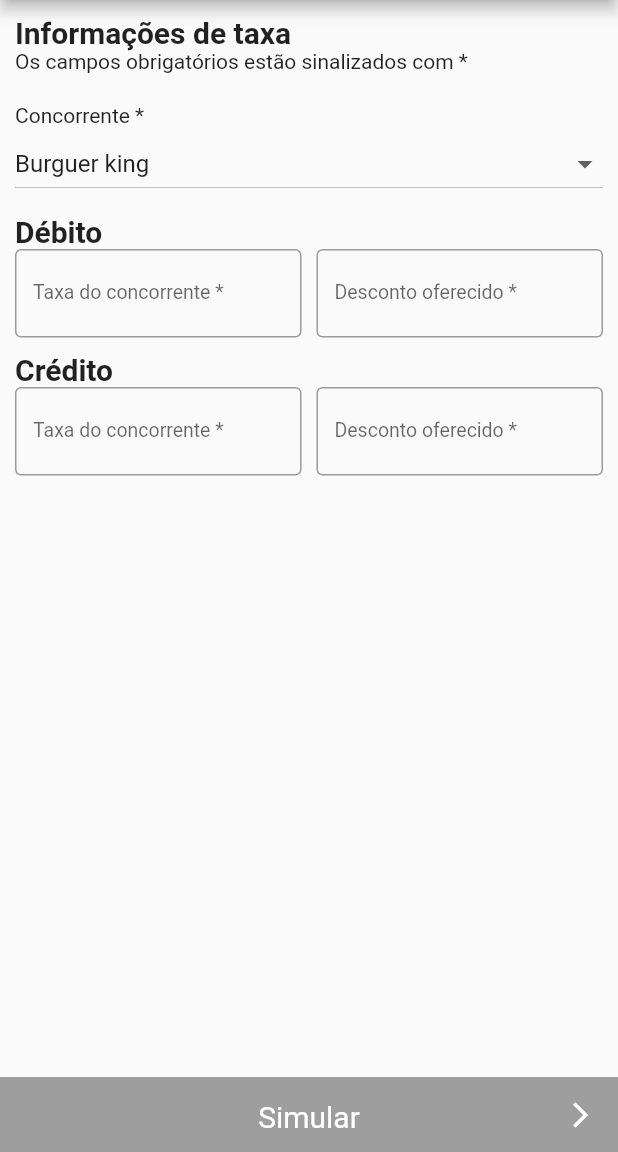
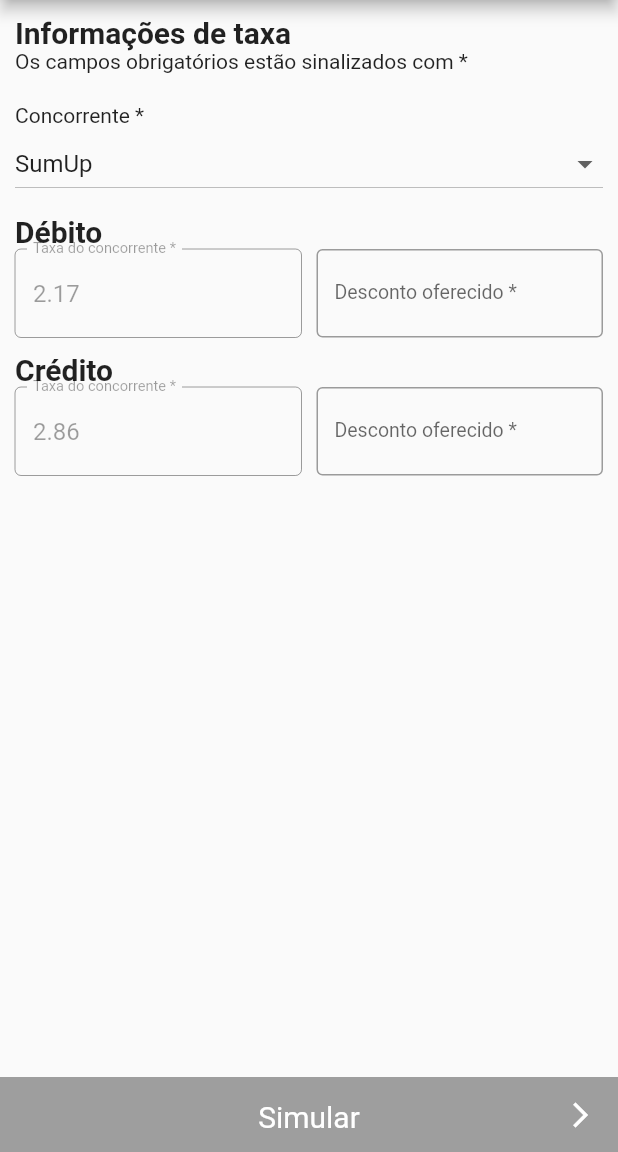
Before and after one commit to brennoaq/App-negociar-e-vender, a Flutter app: the Nova_simulacao screen opened directly, after a tap on "Próximo", on a phone screen of 412 x 824 dp, the part 84-1236 px from its top. Run offline on Flutter 3.47's test engine with Material 2 defaults, Android fonts, the phone set to English and light mode, and no system bars; our stand-ins replace sqflite; accounts and stored records are empty.

Commit message:
db finalizado e testado

```diff
--- a/lib/db_helper.dart
+++ b/lib/db_helper.dart
@@ -1,4 +1,5 @@
 import 'dart:io';
+import 'dart:math';
 import 'package:negociar_e_vender/values.dart';
 import 'package:path/path.dart';
 import 'package:sqflite/sqflite.dart';
@@ -9,9 +10,12 @@ class DatabaseHelper {
   static final _databaseVersion = 1;
 
   static final table = 'ramos';
+  static final tableTaxas = 'taxas';
 
   static final columnId = 'id';
   static final columnName = 'name';
+  static final columnDebito = 'debito';
+  static final columnCredito = 'credito';
 
   DatabaseHelper._privateConstructor();
 
@@ -39,11 +43,24 @@ class DatabaseHelper {
             $columnName VARCHAR(255) NOT NULL
           )
           ''');
-    await populateRamos();
+    await db.execute('''
+          CREATE TABLE $tableTaxas (
+            $columnId INTEGER PRIMARY KEY AUTOINCREMENT,
+            $columnName VARCHAR(255) NOT NULL,
+            $columnDebito REAL NOT NULL,
+            $columnCredito REAL NOT NULL
+          )
+          ''');
+
+    await _populateRamos(db);
+    await _populateTaxas(db);
+
   }
 
-  Future<int> insert(String table, Map<String, dynamic> row) async {
-    Database db = await instance.database;
+  Future<int> insert(String table, Map<String, dynamic> row, {Database db}) async {
+    if (db == null) {
+      db = await instance.database;
+    }
     return await db.insert(table, row);
   }
 
@@ -52,9 +69,26 @@ class DatabaseHelper {
     return await db.query(table);
   }
 
-  populateRamos() async {
+  _populateRamos(Database db) async {
     for (final i in ramos_atividade) {
-      await insert(table, {'name': i});
+      await insert(table, {'name': i}, db: db);
     }
   }
+
+  _populateTaxas(Database db) async {
+    for (final i in concorrentes) {
+      final random = Random();
+      final credito = 2.8 + random.nextDouble() * 0.5;
+      final debito = 1.8 + random.nextDouble() * 0.5;
+      await insert(tableTaxas, {'name': i, 'credito': credito, 'debito': debito}, db: db);
+    }
+  }
+
+  Future deleteDatabaseByPath() async{
+    _database?.close();
+    _database = null;
+    Directory documentsDirectory = await getApplicationDocumentsDirectory();
+    String path = join(documentsDirectory.path, _databaseName);
+    await deleteDatabase(path);
+  }
 }
--- a/lib/main.dart
+++ b/lib/main.dart
@@ -1,4 +1,5 @@
 import 'package:flutter/material.dart';
+import 'package:negociar_e_vender/db_helper.dart';
 import 'package:negociar_e_vender/nova_simulacao.dart';
 
 void main() {
@@ -11,9 +12,12 @@ class MyApp extends StatefulWidget {
 }
 
 class _MyAppState extends State<MyApp> {
+  final _scaffoldKey = GlobalKey<ScaffoldState>();
+
   @override
   Widget build(BuildContext context) {
     return Scaffold(
+      key: _scaffoldKey,
       appBar: AppBar(
         title: Text('Simulação'),
       ),
@@ -37,11 +41,28 @@ class _MyAppState extends State<MyApp> {
               RaisedButton(
                 child: Text('Visualizar propostas aceitas'),
                 onPressed: () {},
-              )
+              ),
+              SizedBox(
+                height: 20,
+              ),
+              RaisedButton(
+                child: Text('Limpar banco de dados'),
+                onPressed: () async {
+                  final db_helper = DatabaseHelper.instance;
+                  await db_helper.deleteDatabaseByPath();
+                  _displaySnackBar(
+                      context, 'Banco de dados excluído com sucesso!');
+                },
+              ),
             ],
           ),
         ),
       ),
     );
   }
+
+  _displaySnackBar(BuildContext context, String message) {
+    final snackBar = SnackBar(content: Text(message));
+    _scaffoldKey.currentState.showSnackBar(snackBar);
+  }
 }
--- a/lib/nova_simulacao.dart
+++ b/lib/nova_simulacao.dart
@@ -1,6 +1,7 @@
 import 'package:flutter/material.dart';
 import 'package:negociar_e_vender/nova_simulacao2.dart';
 import 'package:negociar_e_vender/values.dart';
+
 
 import 'db_helper.dart';
 
@@ -154,7 +155,7 @@ class _State extends State<Nova_simulacao> {
                 Navigator.push(
                   context,
                   MaterialPageRoute(
-                      builder: (context) => Nova_simulacao2(ramo: value)),
+                      builder: (context) => Nova_simulacao2()),
                 );
               },
             )
--- a/lib/nova_simulacao2.dart
+++ b/lib/nova_simulacao2.dart
@@ -1,38 +1,44 @@
 import 'package:flutter/material.dart';
 import 'package:negociar_e_vender/values.dart';
 
+import 'db_helper.dart';
+
 class Nova_simulacao2 extends StatefulWidget {
-
-  String ramo;
-
-  Nova_simulacao2({@required this.ramo});
-
   @override
-  _State createState() => _State(ramo);
+  _State createState() => _State();
 }
 
 class _State extends State<Nova_simulacao2> {
-  static const _itens_text = ['Burguer king', 'MC Donalds', 'Bobs', 'Subway'];
-
   TextEditingController controller_debito_concorrente;
   TextEditingController controller_credito_concorrente;
 
   String value;
-  String ramo;
 
-  _State(this.ramo);
+  Future<Map<String, Concorrente>> concorrentes;
+
+  _State();
 
   @override
   void initState() {
     controller_debito_concorrente = TextEditingController();
     controller_credito_concorrente = TextEditingController();
 
-//    controller_debito_concorrente.text = taxas[ramo].debito.toStringAsPrecision(3);
-//    controller_credito_concorrente.text = taxas[ramo].credito.toStringAsPrecision(3);
-
-    value = _itens_text[0];
+    concorrentes = getConcorrentes();
 
     super.initState();
+  }
+
+  Future<Map<String, Concorrente>> getConcorrentes() async {
+    final dbHelper = DatabaseHelper.instance;
+    final list = await dbHelper.queryAllRows(DatabaseHelper.tableTaxas);
+    final map = Map<String, Concorrente>();
+    list.forEach((item) {
+      map[item['name']] = Concorrente(item);
+    });
+
+    value = map.keys.first;
+
+    return map;
   }
 
   @override
@@ -67,19 +73,31 @@ class _State extends State<Nova_simulacao2> {
                       height: 20,
                     ),
                     Text('Concorrente *'),
-                    DropdownButton(
+                    FutureBuilder(
+                      future: concorrentes,
+                      builder: (context, snapshot) {
+                        if (snapshot.hasError) {
+                          print(snapshot.error);
+                          return Text("lista com erro");
+                        } else if (!snapshot.hasData) {
+                          return Center(child: CircularProgressIndicator());
+                        } else {
+                          return DropdownButton(
                             isExpanded: true,
                             value: value,
                             items: List<DropdownMenuItem>.generate(
-                          _itens_text.length,
+                                snapshot.data.length,
                                 (index) => DropdownMenuItem(
-                                child: Text(_itens_text[index]),
-                                value: _itens_text[index],
+                                      child: Text(snapshot.data.keys.toList()[index]),
+                                      value: snapshot.data.keys.toList()[index],
                                     )),
                             onChanged: (value) {
                               setState(() {
                                 this.value = value;
                               });
+                            },
+                          );
+                        }
                       },
                     ),
                     SizedBox(
@@ -93,15 +111,32 @@ class _State extends State<Nova_simulacao2> {
                     Row(
                       children: <Widget>[
                         Expanded(
-                          child: TextField(
+                          child: FutureBuilder(
+                            future: concorrentes,
+                            builder: (context, snapshot) {
+                              if (snapshot.hasError) {
+                                print(snapshot.error);
+                                return Text("lista com erro");
+                              } else if (!snapshot.hasData) {
+                                return Center(
+                                    child: CircularProgressIndicator());
+                              } else {
+                                return TextField(
                                   decoration: InputDecoration(
                                     border: OutlineInputBorder(),
                                     labelText: 'Taxa do concorrente *',
                                     labelStyle: TextStyle(fontSize: 13),
                                   ),
-                            keyboardType:
-                                TextInputType.numberWithOptions(decimal: true),
-                            controller: controller_debito_concorrente,
+                                  keyboardType: TextInputType.numberWithOptions(
+                                      decimal: true),
+                                  controller: controller_debito_concorrente
+                                    ..text =
+                                        (snapshot.data[value].debito as double)
+                                            .toStringAsPrecision(3),
+                                  enabled: false,
+                                );
+                              }
+                            },
                           ),
                         ),
                         SizedBox(
@@ -130,14 +165,31 @@ class _State extends State<Nova_simulacao2> {
                     Row(
                       children: <Widget>[
                         Expanded(
-                          child: TextField(
+                          child: FutureBuilder(
+                            future: concorrentes,
+                            builder: (context, snapshot) {
+                              if (snapshot.hasError) {
+                                print(snapshot.error);
+                                return Text("lista com erro");
+                              } else if (!snapshot.hasData) {
+                                return Center(
+                                    child: CircularProgressIndicator());
+                              } else {
+                                return TextField(
                                   decoration: InputDecoration(
                                       border: OutlineInputBorder(),
                                       labelText: 'Taxa do concorrente *',
                                       labelStyle: TextStyle(fontSize: 13)),
-                            keyboardType:
-                                TextInputType.numberWithOptions(decimal: true),
-                            controller: controller_credito_concorrente,
+                                  keyboardType: TextInputType.numberWithOptions(
+                                      decimal: true),
+                                  controller: controller_credito_concorrente
+                                    ..text =
+                                        (snapshot.data[value].credito as double)
+                                            .toStringAsPrecision(3),
+                                  enabled: false,
+                                );
+                              }
+                            },
                           ),
                         ),
                         SizedBox(
--- a/lib/values.dart
+++ b/lib/values.dart
@@ -1,5 +1,3 @@
-import 'dart:math';
-
 const ramos_atividade = [
   'Clínicas, laboratórios e serviços de saúde',
   'Companhias aéreas',
@@ -24,7 +22,7 @@ const ramos_atividade = [
   'Supermercados',
   'Varejistas'
 ];
-const _concorrentes = [
+const concorrentes = [
   'SumUp',
   'Mercado Pago',
   'Pop Credicard',
@@ -34,3 +32,17 @@ const _concorrentes = [
   'Stelo',
   'iZettle'
 ];
+
+class Concorrente {
+
+  String name;
+  double credito;
+  double debito;
+
+  Concorrente(Map<String, dynamic> map) {
+    this.name = map['name'];
+    this.credito = map['credito'];
+    this.debito = map['debito'];
+  }
+
+}
```
Lines whose indentation alone changed are shown as unchanged.
